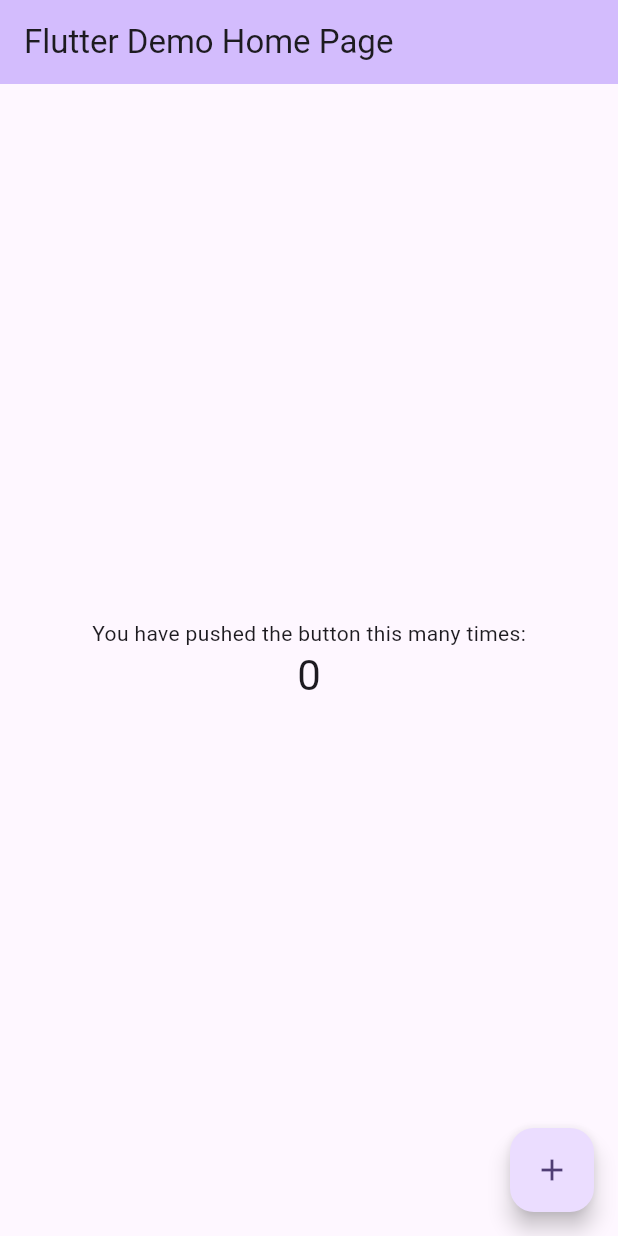
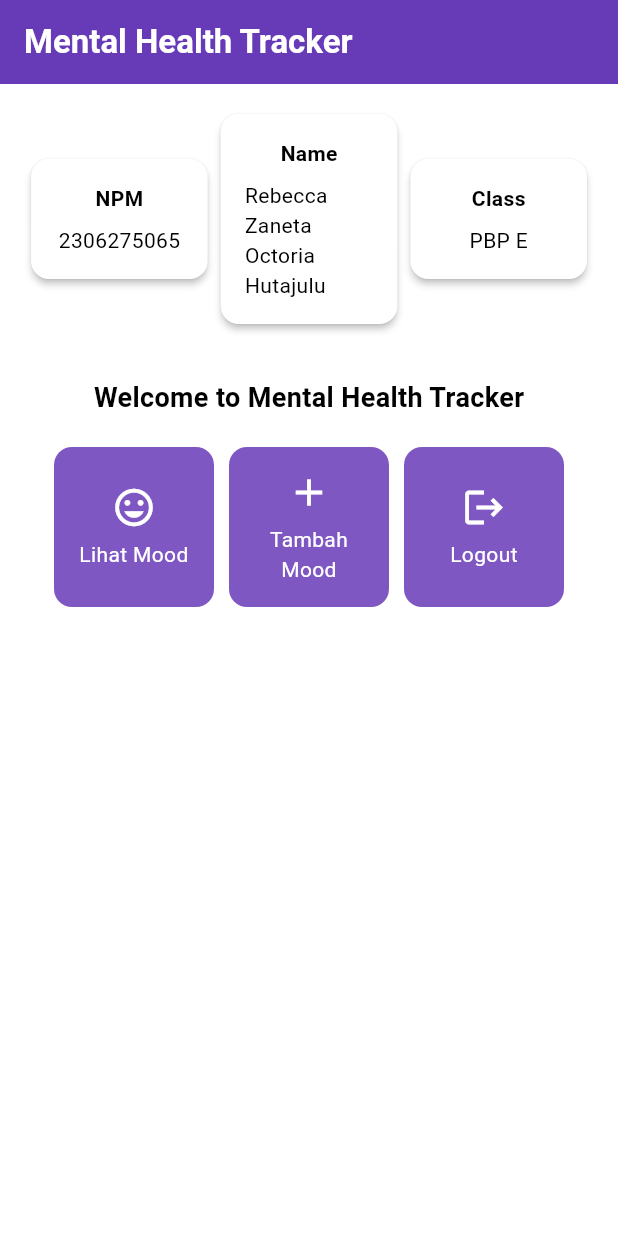
Before and after one commit to zanetaoctoria/mobile-mental-health-tracker, a Flutter app: the screen it shows after launch, on a phone screen of 412 x 824 dp. Run offline on Flutter 3.47's test engine with Material 3 defaults, Android fonts, the phone set to English and light mode, and no system bars.

Commit message:
yay tutor6

```diff
--- a/lib/main.dart
+++ b/lib/main.dart
@@ -1,5 +1,5 @@
 import 'package:flutter/material.dart';
-
+import 'package:mental_health_tracker/menu.dart';
 void main() {
   runApp(const MyApp());
 }
@@ -28,98 +28,12 @@ class MyApp extends StatelessWidget {
         //
         // This works for code too, not just values: Most code changes can be
         // tested with just a hot reload.
-        colorScheme: ColorScheme.fromSeed(seedColor: Colors.deepPurple),
+         colorScheme: ColorScheme.fromSwatch(
+            primarySwatch: Colors.deepPurple,
+            ).copyWith(secondary: Colors.deepPurple[400]),
         useMaterial3: true,
       ),
-      home: const MyHomePage(title: 'Flutter Demo Home Page'),
+      home: MyHomePage(),
     );
   }
 }
-
-class MyHomePage extends StatefulWidget {
-  const MyHomePage({super.key, required this.title});
-
-  // This widget is the home page of your application. It is stateful, meaning
-  // that it has a State object (defined below) that contains fields that affect
-  // how it looks.
-
-  // This class is the configuration for the state. It holds the values (in this
-  // case the title) provided by the parent (in this case the App widget) and
-  // used by the build method of the State. Fields in a Widget subclass are
-  // always marked "final".
-
-  final String title;
-
-  @override
-  State<MyHomePage> createState() => _MyHomePageState();
-}
-
-class _MyHomePageState extends State<MyHomePage> {
-  int _counter = 0;
-
-  void _incrementCounter() {
-    setState(() {
-      // This call to setState tells the Flutter framework that something has
-      // changed in this State, which causes it to rerun the build method below
-      // so that the display can reflect the updated values. If we changed
-      // _counter without calling setState(), then the build method would not be
-      // called again, and so nothing would appear to happen.
-      _counter++;
-    });
-  }
-
-  @override
-  Widget build(BuildContext context) {
-    // This method is rerun every time setState is called, for instance as done
-    // by the _incrementCounter method above.
-    //
-    // The Flutter framework has been optimized to make rerunning build methods
-    // fast, so that you can just rebuild anything that needs updating rather
-    // than having to individually change instances of widgets.
-    return Scaffold(
-      appBar: AppBar(
-        // TRY THIS: Try changing the color here to a specific color (to
-        // Colors.amber, perhaps?) and trigger a hot reload to see the AppBar
-        // change color while the other colors stay the same.
-        backgroundColor: Theme.of(context).colorScheme.inversePrimary,
-        // Here we take the value from the MyHomePage object that was created by
-        // the App.build method, and use it to set our appbar title.
-        title: Text(widget.title),
-      ),
-      body: Center(
-        // Center is a layout widget. It takes a single child and positions it
-        // in the middle of the parent.
-        child: Column(
-          // Column is also a layout widget. It takes a list of children and
-          // arranges them vertically. By default, it sizes itself to fit its
-          // children horizontally, and tries to be as tall as its parent.
-          //
-          // Column has various properties to control how it sizes itself and
-          // how it positions its children. Here we use mainAxisAlignment to
-          // center the children vertically; the main axis here is the vertical
-          // axis because Columns are vertical (the cross axis would be
-          // horizontal).
-          //
-          // TRY THIS: Invoke "debug painting" (choose the "Toggle Debug Paint"
-          // action in the IDE, or press "p" in the console), to see the
-          // wireframe for each widget.
-          mainAxisAlignment: MainAxisAlignment.center,
-          children: <Widget>[
-            const Text(
-              'You have pushed the button this many times:',
-            ),
-            Text(
-              '$_counter',
-              style: Theme.of(context).textTheme.headlineMedium,
-            ),
-          ],
-        ),
-      ),
-      floatingActionButton: FloatingActionButton(
-        onPressed: _incrementCounter,
-        tooltip: 'Increment',
-        child: const Icon(Icons.add),
-      ), // This trailing comma makes auto-formatting nicer for build methods.
-    );
-  }
-}
--- /dev/null
+++ b/lib/menu.dart
@@ -0,0 +1,154 @@
+import 'package:flutter/material.dart';
+
+class ItemHomepage {
+  final String name;
+  final IconData icon;
+
+  ItemHomepage(this.name, this.icon);
+}
+
+class MyHomePage extends StatelessWidget {
+  MyHomePage({super.key});
+
+  final String npm = '2306275065'; // Ganti dengan NPM Anda
+  final String name = 'Rebecca Zaneta Octoria Hutajulu'; // Ganti dengan Nama Anda
+  final String className = 'PBP E'; // Ganti dengan Kelas Anda
+
+  final List<ItemHomepage> items = [
+    ItemHomepage("Lihat Mood", Icons.mood),
+    ItemHomepage("Tambah Mood", Icons.add),
+    ItemHomepage("Logout", Icons.logout),
+  ];
+
+  @override
+  Widget build(BuildContext context) {
+    return Scaffold(
+      appBar: AppBar(
+        title: const Text(
+          'Mental Health Tracker',
+          style: TextStyle(
+            color: Colors.white,
+            fontWeight: FontWeight.bold,
+          ),
+        ),
+        backgroundColor: Theme.of(context).colorScheme.primary,
+      ),
+      body: Padding(
+        padding: const EdgeInsets.all(16.0),
+        child: Column(
+          crossAxisAlignment: CrossAxisAlignment.center,
+          children: [
+            Row(
+              mainAxisAlignment: MainAxisAlignment.spaceEvenly,
+              children: [
+                InfoCard(title: 'NPM', content: npm),
+                InfoCard(title: 'Name', content: name),
+                InfoCard(title: 'Class', content: className),
+              ],
+            ),
+            const SizedBox(height: 16.0),
+            Center(
+              child: Column(
+                children: [
+                  const Padding(
+                    padding: EdgeInsets.only(top: 16.0),
+                    child: Text(
+                      'Welcome to Mental Health Tracker',
+                      style: TextStyle(
+                        fontWeight: FontWeight.bold,
+                        fontSize: 18.0,
+                      ),
+                    ),
+                  ),
+                  GridView.count(
+                    primary: true,
+                    padding: const EdgeInsets.all(20),
+                    crossAxisSpacing: 10,
+                    mainAxisSpacing: 10,
+                    crossAxisCount: 3,
+                    shrinkWrap: true,
+                    children: items.map((ItemHomepage item) {
+                      return ItemCard(item);
+                    }).toList(),
+                  ),
+                ],
+              ),
+            ),
+          ],
+        ),
+      ),
+    );
+  }
+}
+
+class InfoCard extends StatelessWidget {
+  final String title;
+  final String content;
+
+  const InfoCard({super.key, required this.title, required this.content});
+
+  @override
+  Widget build(BuildContext context) {
+    return Card(
+      elevation: 2.0,
+      child: Container(
+        width: MediaQuery.of(context).size.width / 3.5,
+        padding: const EdgeInsets.all(16.0),
+        child: Column(
+          children: [
+            Text(
+              title,
+              style: const TextStyle(fontWeight: FontWeight.bold),
+            ),
+            const SizedBox(height: 8.0),
+            Text(content),
+          ],
+        ),
+      ),
+    );
+  }
+}
+
+class ItemCard extends StatelessWidget {
+  final ItemHomepage item;
+
+  const ItemCard(this.item, {super.key});
+
+  @override
+  Widget build(BuildContext context) {
+    return Material(
+      color: Theme.of(context).colorScheme.secondary,
+      borderRadius: BorderRadius.circular(12),
+      child: InkWell(
+        onTap: () {
+          ScaffoldMessenger.of(context)
+            ..hideCurrentSnackBar()
+            ..showSnackBar(
+              SnackBar(content: Text("Kamu telah menekan tombol ${item.name}!")),
+            );
+        },
+        child: Container(
+          padding: const EdgeInsets.all(8),
+          child: Center(
+            child: Column(
+              mainAxisAlignment: MainAxisAlignment.center,
+              children: [
+                Icon(
+                  item.icon,
+                  color: Colors.white,
+                  size: 30.0,
+                ),
+                const Padding(padding: EdgeInsets.all(3)),
+                Text(
+                  item.name,
+                  textAlign: TextAlign.center,
+                  style: const TextStyle(color: Colors.white),
+                ),
+              ],
+            ),
+          ),
+        ),
+      ),
+    );
+  }
+}
```
Also changed, not shown: 1 other file.
